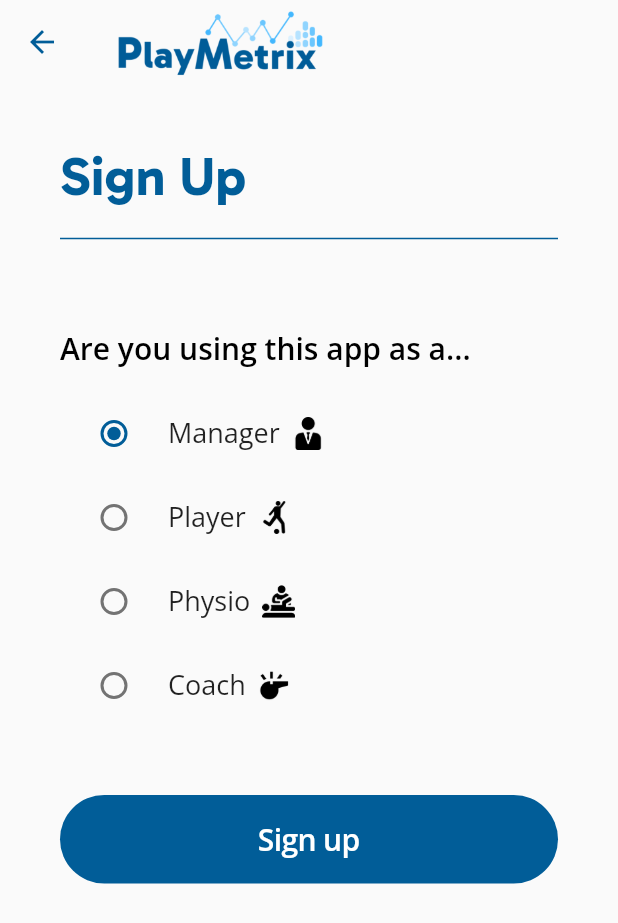
After one commit to nfield0/PlayMetrix, a Flutter app: the SignUpChooseTypeScreen screen opened directly, on a phone screen of 412 x 824 dp. The commit adds this screen. Shown: the top 923 px of the screen. Run offline on Flutter 3.47's test engine with Material 2 defaults, Android fonts, the phone set to English and light mode, and no system bars.

Commit message:
:sparkles: Develop structure for sign up choose type screem

```diff
--- a/lib/main.dart
+++ b/lib/main.dart
@@ -11,7 +11,7 @@ class MyApp extends StatelessWidget {
   @override
   Widget build(BuildContext context) {
     return MaterialApp(
-      title: 'PlayMetric',
+      title: 'PlayMetrix',
       theme: ThemeData(
           // Define your app's theme here
           ),
--- a/lib/screens/log_in_screen.dart
+++ b/lib/screens/log_in_screen.dart
@@ -42,7 +42,7 @@ class _LogInScreenState extends State<LogInScreen> {
           child: Column(
             crossAxisAlignment: CrossAxisAlignment.start,
             children: [
-              const Text('Log in',
+              const Text('Log In',
                   style: TextStyle(
                     color: AppColours.darkBlue,
                     fontFamily: AppFonts.gabarito,
--- /dev/null
+++ b/lib/screens/sign_up_choose_type_screen.dart
@@ -0,0 +1,203 @@
+import 'package:flutter/cupertino.dart';
+import 'package:flutter/material.dart';
+import 'package:play_metrix/constants.dart';
+
+class SignUpChooseTypeScreen extends StatefulWidget {
+  const SignUpChooseTypeScreen({Key? key}) : super(key: key);
+
+  @override
+  _SignUpChooseTypeScreenState createState() => _SignUpChooseTypeScreenState();
+}
+
+class _SignUpChooseTypeScreenState extends State<SignUpChooseTypeScreen> {
+  final _formKey = GlobalKey<FormState>();
+  String selectedOption = 'manager';
+
+  @override
+  Widget build(BuildContext context) {
+    return Scaffold(
+      appBar: AppBar(
+        title: Image.asset(
+          'lib/assets/logo.png',
+          width: 150,
+          fit: BoxFit.contain,
+        ),
+        iconTheme: const IconThemeData(
+          color: AppColours.darkBlue, //change your color here
+        ),
+        elevation: 0,
+        backgroundColor: Colors.transparent,
+      ),
+      body: Form(
+        key: _formKey,
+        autovalidateMode: AutovalidateMode.always, // Enable auto validation
+        child: Container(
+          padding: const EdgeInsets.all(40.0),
+          child: Column(
+            crossAxisAlignment: CrossAxisAlignment.start,
+            children: [
+              const Text('Sign Up',
+                  style: TextStyle(
+                    color: AppColours.darkBlue,
+                    fontFamily: AppFonts.gabarito,
+                    fontSize: 36.0,
+                    fontWeight: FontWeight.w700,
+                  )),
+              const Divider(
+                color: AppColours.darkBlue,
+                thickness: 1.0, // Set the thickness of the line
+                height: 40.0, // Set the height of the line
+              ),
+              const Padding(
+                  padding: EdgeInsets.only(top: 40.0, bottom: 15),
+                  child: Text('Are you using this app as a...',
+                      style: TextStyle(
+                        color: Colors.black,
+                        fontFamily: AppFonts.openSans,
+                        fontSize: 20.0,
+                        fontWeight: FontWeight.w600,
+                      ))),
+              Column(
+                mainAxisAlignment: MainAxisAlignment.center,
+                children: <Widget>[
+                  RadioListTile(
+                    title: Row(
+                      children: [
+                        const Text(
+                          'Manager',
+                          style: TextStyle(
+                              fontFamily: AppFonts.openSans,
+                              //fontWeight: FontWeight.w600,
+                              fontSize: 18),
+                        ),
+                        const SizedBox(width: 8.0),
+                        Image.asset(
+                          'lib/assets/icons/manager.png',
+                          width: 22.0,
+                          height: 22.0,
+                        ),
+                      ],
+                    ),
+                    activeColor: AppColours.darkBlue,
+                    value: 'manager',
+                    groupValue: selectedOption,
+                    onChanged: (value) {
+                      setState(() {
+                        selectedOption = value.toString();
+                      });
+                    },
+                  ),
+                  RadioListTile(
+                    title: Row(
+                      children: [
+                        const Text(
+                          'Player',
+                          style: TextStyle(
+                              fontFamily: AppFonts.openSans,
+                              //fontWeight: FontWeight.w600,
+                              fontSize: 18),
+                        ),
+                        const SizedBox(width: 8.0),
+                        Image.asset(
+                          'lib/assets/icons/player.png',
+                          width: 22.0,
+                          height: 22.0,
+                        ),
+                      ],
+                    ),
+                    value: 'player',
+                    activeColor: AppColours.darkBlue,
+                    groupValue: selectedOption,
+                    onChanged: (value) {
+                      setState(() {
+                        selectedOption = value.toString();
+                      });
+                    },
+                  ),
+                  RadioListTile(
+                    title: Row(
+                      children: [
+                        const Text(
+                          'Physio',
+                          style: TextStyle(
+                              fontFamily: AppFonts.openSans,
+                              //fontWeight: FontWeight.w600,
+                              fontSize: 18),
+                        ),
+                        const SizedBox(width: 8.0),
+                        Image.asset(
+                          'lib/assets/icons/physio.png',
+                          width: 22.0,
+                          height: 22.0,
+                        ),
+                      ],
+                    ),
+                    value: 'physio',
+                    activeColor: AppColours.darkBlue,
+                    groupValue: selectedOption,
+                    onChanged: (value) {
+                      setState(() {
+                        selectedOption = value.toString();
+                      });
+                    },
+                  ),
+                  RadioListTile(
+                    title: Row(
+                      children: [
+                        const Text(
+                          'Coach',
+                          style: TextStyle(
+                              fontFamily: AppFonts.openSans,
+                              //fontWeight: FontWeight.w600,
+                              fontSize: 18),
+                        ),
+                        const SizedBox(width: 8.0),
+                        Image.asset(
+                          'lib/assets/icons/whistle.png',
+                          width: 22.0,
+                          height: 22.0,
+                        ),
+                      ],
+                    ),
+                    value: 'coach',
+                    activeColor: AppColours.darkBlue,
+                    groupValue: selectedOption,
+                    onChanged: (value) {
+                      setState(() {
+                        selectedOption = value.toString();
+                      });
+                    },
+                  ),
+                  Padding(
+                    padding: const EdgeInsets.only(top: 45.0),
+                    child: CupertinoButton(
+                      onPressed: () {
+                        print(selectedOption);
+                      },
+                      borderRadius: BorderRadius.circular(30),
+                      color: AppColours.darkBlue,
+                      child: const SizedBox(
+                        width: double
+                            .infinity, // Set width to infinity to take up the full width
+                        child: Center(
+                          child: Text('Sign up',
+                              style: TextStyle(
+                                color: Colors.white,
+                                fontFamily: AppFonts.openSans,
+                                fontSize: 20.0,
+                                fontWeight: FontWeight.w600,
+                              )),
+                        ),
+                      ),
+                    ),
+                  ),
+                ],
+              ),
+            ],
+          ),
+          // ),
+        ),
+      ),
+    );
+  }
+}
--- a/lib/screens/sign_up_screen.dart
+++ b/lib/screens/sign_up_screen.dart
@@ -1,6 +1,7 @@
 import 'package:flutter/cupertino.dart';
 import 'package:flutter/material.dart';
 import 'package:play_metrix/constants.dart';
+import 'package:play_metrix/screens/sign_up_choose_type_screen.dart';
 
 class SignUpScreen extends StatefulWidget {
   const SignUpScreen({Key? key}) : super(key: key);
@@ -46,7 +47,7 @@ class _SignUpScreenState extends State<SignUpScreen> {
           child: Column(
             crossAxisAlignment: CrossAxisAlignment.start,
             children: [
-              const Text('Sign up',
+              const Text('Sign Up',
                   style: TextStyle(
                     color: AppColours.darkBlue,
                     fontFamily: AppFonts.gabarito,
@@ -282,6 +283,12 @@ class _SignUpScreenState extends State<SignUpScreen> {
                       print("surname:" + _surnameController.text);
                       print("email:" + _emailController.text);
                       print("password: " + _passwordController.text);
+                      Navigator.push(
+                        context,
+                        MaterialPageRoute(
+                            builder: (context) =>
+                                const SignUpChooseTypeScreen()),
+                      );
                     }
                   },
                   borderRadius: BorderRadius.circular(30),
@@ -290,7 +297,7 @@ class _SignUpScreenState extends State<SignUpScreen> {
                     width: double
                         .infinity, // Set width to infinity to take up the full width
                     child: Center(
-                      child: Text('Sign up',
+                      child: Text('Continue',
                           style: TextStyle(
                             color: Colors.white,
                             fontFamily: AppFonts.openSans,
--- a/pubspec.yaml
+++ b/pubspec.yaml
@@ -60,6 +60,10 @@ flutter:
   assets:
     - lib/assets/landing_page_bg.png
     - lib/assets/logo.png
+    - lib/assets/icons/manager.png
+    - lib/assets/icons/physio.png
+    - lib/assets/icons/player.png
+    - lib/assets/icons/whistle.png
 
   # An image asset can refer to one or more resolution-specific "variants", see
   # https://flutter.dev/assets-and-images/#resolution-aware
```
Also changed, not shown: lib/assets/icons/manager.png (added), lib/assets/icons/physio.png (added), lib/assets/icons/player.png (added), lib/assets/icons/whistle.png (added).
